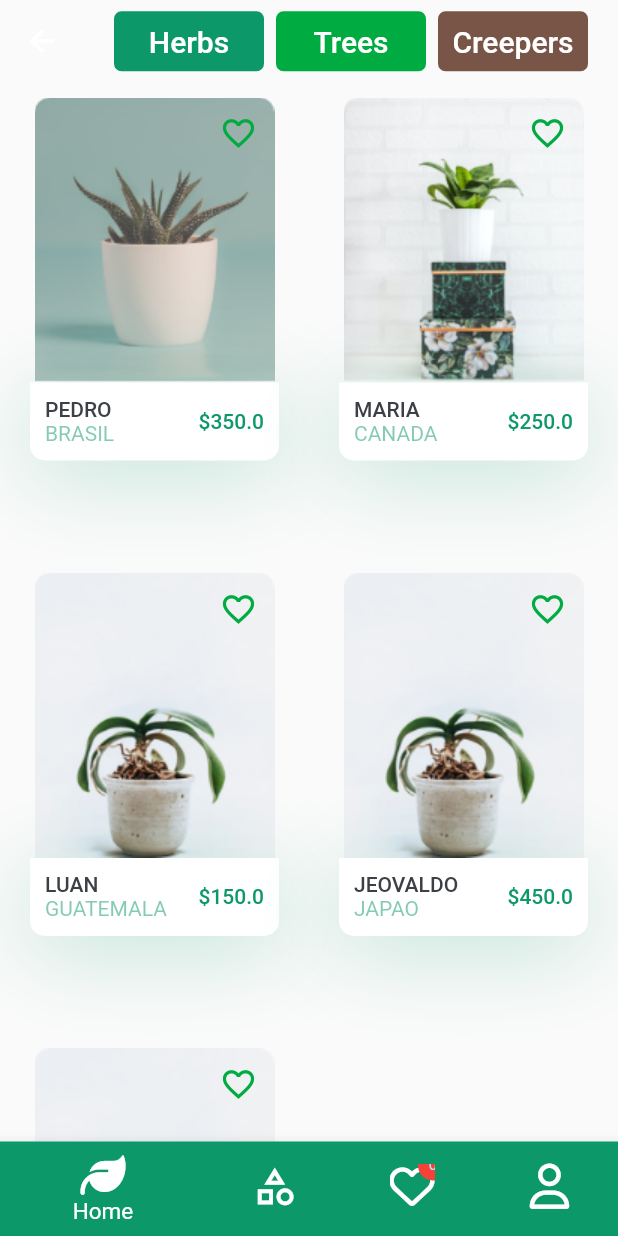
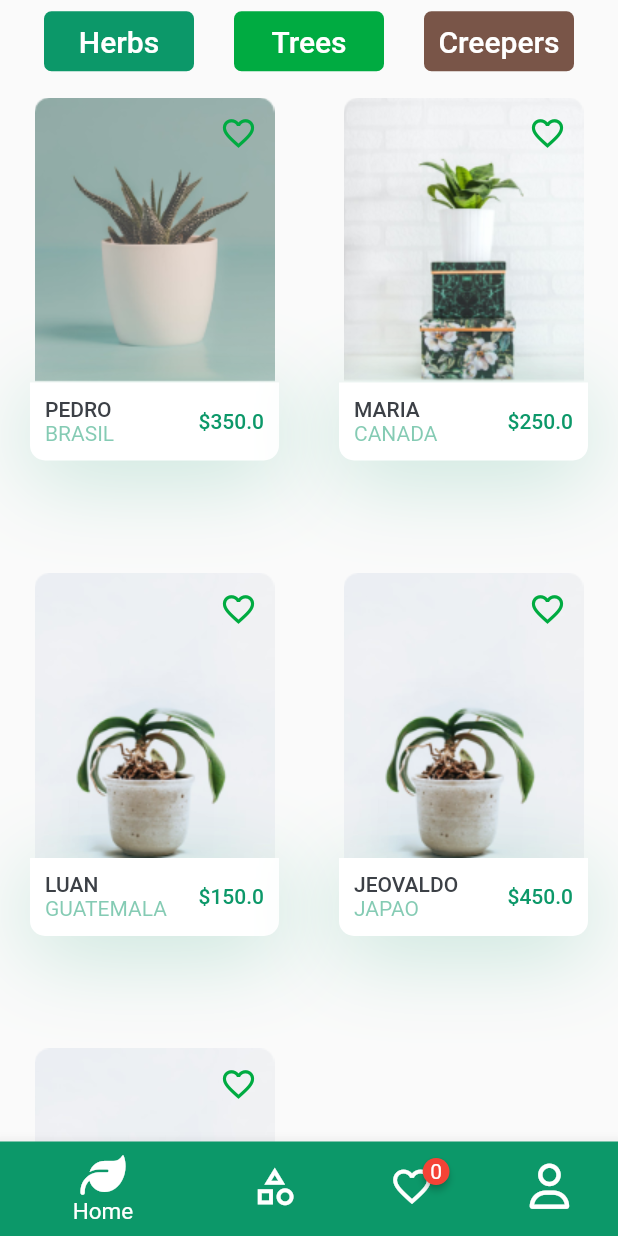
Before and after one commit to pedrooruass/ST_plant_shop, a Flutter app: the MainScreen screen opened directly, swiped to page 2, on a phone screen of 412 x 824 dp. Run offline on Flutter 3.47's test engine with Material 2 defaults, Android fonts, the phone set to English and light mode, and no system bars; drawn by our look-alikes of badges; our stand-ins replace flutter_svg, font_awesome_flutter.

Commit message:
badge plugin add + appbar Refactor, christian help

```diff
--- a/lib/application/providers/plant_list_provider.dart
+++ b/lib/application/providers/plant_list_provider.dart
@@ -82,7 +82,7 @@ class PlantListProvider extends ChangeNotifier {
 
   List<Plant> searchPlants(String plantName) {
     return plants.values
-        .where((plant) => plant.name.startsWith(plantName))
+        .where((plant) => plant.name.toLowerCase().startsWith(plantName))
         .toList();
   }
 }
--- a/lib/ui/features/screens/category/category_screen.dart
+++ b/lib/ui/features/screens/category/category_screen.dart
@@ -13,6 +13,9 @@ class CategoryScreen extends StatefulWidget {
 }
 
 class _CategoryScreenState extends State<CategoryScreen> {
+
+  int currentIndex = 0;
+
   @override
   Widget build(BuildContext context) {
     final pageController = PageController(initialPage: 0);
@@ -29,8 +32,11 @@ class _CategoryScreenState extends State<CategoryScreen> {
                 name: 'Herbs',
                 id: '1',
               ),
-              cardColor: primaryColor,
+              cardColor: primaryColor, // ternaria com currentIndex
               onCategoryTap: () {
+                setState(() {
+                  currentIndex = 0;
+                });
                 pageController.jumpToPage(0);
               },
             ),
@@ -41,6 +47,9 @@ class _CategoryScreenState extends State<CategoryScreen> {
               ),
               cardColor: secondaryColor,
               onCategoryTap: () {
+                 setState(() {
+                  currentIndex = 1;
+                });
                 pageController.jumpToPage(1);
               },
             ),
@@ -51,6 +60,9 @@ class _CategoryScreenState extends State<CategoryScreen> {
               ),
               cardColor: Colors.brown,
               onCategoryTap: () {
+                 setState(() {
+                  currentIndex = 2;
+                });
                 pageController.jumpToPage(2);
               },
             ),
--- a/lib/ui/features/screens/home/home_screen.dart
+++ b/lib/ui/features/screens/home/home_screen.dart
@@ -13,8 +13,7 @@ class HomeScreen extends StatelessWidget {
       appBar: UniversalAppBar(
         backgroundColor: primaryColor,
         haveCart: true,
-        haveDrawer: true,
-        isHomePage: true,
+        haveLeading: true,
       ),
       body: const HomeBody(),
       drawer: const UniversalDrawer(
--- a/lib/ui/features/screens/main/main_screen.dart
+++ b/lib/ui/features/screens/main/main_screen.dart
@@ -1,3 +1,4 @@
+import 'package:badges/badges.dart';
 import 'package:flutter/material.dart';
 import 'package:font_awesome_flutter/font_awesome_flutter.dart';
 import 'package:provider/provider.dart';
@@ -5,10 +6,13 @@ import 'package:training_app_clean/application/providers/favorite_plant_list_pro
 import 'package:training_app_clean/application/providers/featured_plant_list_provider.dart';
 import 'package:training_app_clean/application/providers/plant_list_provider.dart';
 import 'package:training_app_clean/application/providers/recommended_plant_list_provider.dart';
+import 'package:training_app_clean/ui/features/pages/search_page.dart';
+import 'package:training_app_clean/ui/features/pages/search_try.dart';
 import 'package:training_app_clean/ui/features/screens/category/category_screen.dart';
 import 'package:training_app_clean/ui/features/screens/favorites/favorites_screen.dart';
 import 'package:training_app_clean/ui/features/screens/home/home_screen.dart';
 import 'package:training_app_clean/ui/features/screens/profile/profile_screen.dart';
+import 'package:training_app_clean/ui/features/widgets/badge_icon.dart';
 import 'package:training_app_clean/ui/features/widgets/constants.dart';
 
 class MainScreen extends StatefulWidget {
@@ -42,6 +46,7 @@ class _MainScreenState extends State<MainScreen> {
           controller: pageController,
           physics: const NeverScrollableScrollPhysics(),
           children: const [
+            // SearchTry(),
             HomeScreen(),
             // Container(
             //   alignment: Alignment.center,
@@ -94,31 +99,18 @@ class _MainScreenState extends State<MainScreen> {
                 label: 'Category',
                 backgroundColor: primaryColor,
               ),
+              //Colocar plugin badges
               BottomNavigationBarItem(
-                icon: Stack(
-                  alignment: Alignment.topRight,
-                  children: [
-                    const Icon(
-                      FontAwesomeIcons.heart,
-                    ),
-                    Positioned(
-                      right: -9,
-                      top: -9,
-                      child: CircleAvatar(
-                        radius: 10,
-                        backgroundColor: Colors.red,
-                        child: Text(
-                          favoritePlantListProvider.plantIds.length.toString(),
-                          style: const TextStyle(
-                            fontSize: 10,
-                          ),
-                          textAlign: TextAlign.center,
-                        ),
-                      ),
-                    ),
-                  ],
+                icon: BadgeIcon(
+                  icon: Icons.favorite_border_outlined,
+                  badgeContent:
+                      favoritePlantListProvider.plantIds.length.toString(),
                 ),
-                activeIcon: const Icon(FontAwesomeIcons.solidHeart),
+                activeIcon: BadgeIcon(
+                  icon: FontAwesomeIcons.solidHeart,
+                  badgeContent:
+                      favoritePlantListProvider.plantIds.length.toString(),
+                ),
                 label: 'Favorites',
                 backgroundColor: secondaryColor,
               ),
--- /dev/null
+++ b/lib/ui/features/widgets/badge_icon.dart
@@ -0,0 +1,23 @@
+import 'package:badges/badges.dart';
+import 'package:flutter/material.dart';
+
+class BadgeIcon extends StatelessWidget {
+  const BadgeIcon({Key? key, required this.badgeContent, required this.icon})
+      : super(key: key);
+
+  final String badgeContent;
+  final IconData icon;
+  @override
+  Widget build(BuildContext context) {
+    return Badge(
+      animationType: BadgeAnimationType.scale,
+      badgeContent: Text(
+        badgeContent,
+        style: const TextStyle(
+          color: Colors.white,
+        ),
+      ),
+      child: Icon(icon),
+    );
+  }
+}
--- a/lib/ui/features/widgets/universal_app_bar.dart
+++ b/lib/ui/features/widgets/universal_app_bar.dart
@@ -1,3 +1,4 @@
+import 'package:badges/badges.dart';
 import 'package:flutter/material.dart';
 import 'package:flutter_svg/flutter_svg.dart';
 import 'package:font_awesome_flutter/font_awesome_flutter.dart';
@@ -8,22 +9,16 @@ class UniversalAppBar extends StatelessWidget implements PreferredSizeWidget {
     Key? key,
     this.title,
     required this.backgroundColor,
-    this.haveDrawer = false,
     this.haveCart = false,
-    this.haveLeading = true,
-    this.isHomePage = false,
     this.isTextString = true,
-    this.onLeadingPress,
+    this.haveLeading = false,
   }) : super(key: key);
 
   final dynamic title;
   final Color backgroundColor;
-  bool haveDrawer;
   bool haveCart;
   bool haveLeading;
-  bool isHomePage;
   bool isTextString;
-  void Function()? onLeadingPress;
   @override
   Size get preferredSize => const Size.fromHeight(55.0);
 
@@ -46,12 +41,8 @@ class UniversalAppBar extends StatelessWidget implements PreferredSizeWidget {
           : title,
       leading: haveLeading
           ? IconButton(
-              icon: isHomePage
-                  ? SvgPicture.asset('assets/icons/menu.svg')
-                  : const Icon(Icons.arrow_back_ios),
-              onPressed: haveDrawer
-                  ? () => Scaffold.of(context).openDrawer()
-                  : onLeadingPress!,
+              icon: SvgPicture.asset('assets/icons/menu.svg'),
+              onPressed: () => Scaffold.of(context).openDrawer(),
               tooltip: MaterialLocalizations.of(context).openAppDrawerTooltip,
             )
           : null,
@@ -60,9 +51,18 @@ class UniversalAppBar extends StatelessWidget implements PreferredSizeWidget {
               Padding(
                 padding: const EdgeInsets.only(right: defaultPadding / 2),
                 child: IconButton(
-                  icon: const Icon(
-                    FontAwesomeIcons.basketShopping,
-                    size: 19,
+                  icon: Badge(
+                    badgeContent: const Text(
+                      '0',
+                      style: TextStyle(
+                        color: Colors.white,
+                        fontSize: 12,
+                      ),
+                    ),
+                    child: const Icon(
+                      FontAwesomeIcons.basketShopping,
+                      size: 19,
+                    ),
                   ),
                   onPressed: () {},
                 ),
--- a/pubspec.yaml
+++ b/pubspec.yaml
@@ -37,6 +37,7 @@ dependencies:
   flutter_svg: ^1.1.0
   font_awesome_flutter: ^10.1.0
   provider: ^6.0.3
+  badges: ^2.0.3
 
 dev_dependencies:
   flutter_test:
```
Also changed, not shown: lib/ui/features/pages/search_page.dart (added, +38 -0 lines), lib/ui/features/pages/search_try.dart (added, +98 -0 lines), lib/ui/features/screens/favorites/favorites_screen.dart (+0 -8 lines), lib/ui/features/screens/home/widgets/header_with_search_box.dart (+14 -5 lines), lib/ui/features/screens/profile/profile_screen.dart (+0 -9 lines), pubspec.lock.
